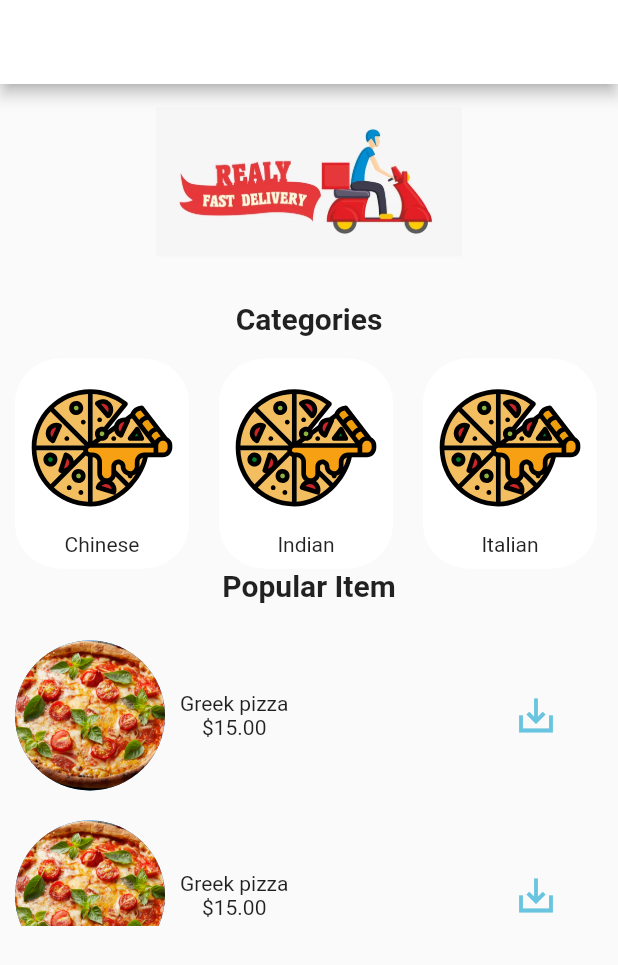
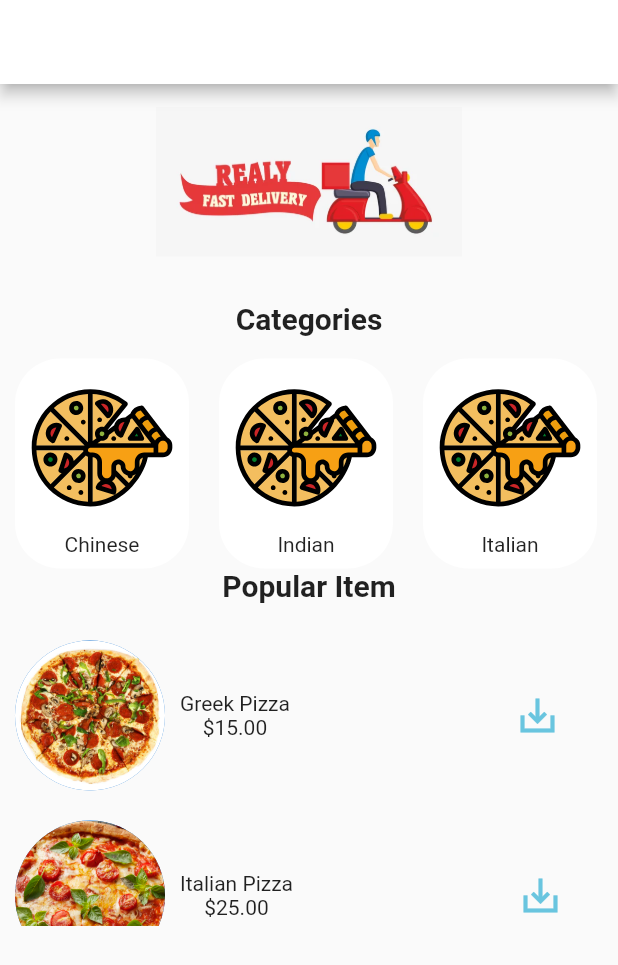
Before and after one commit to karenchehade/food-delivery, a Flutter app: the screen it shows after launch, on a phone screen of 412 x 824 dp. Shown: the top 965 px of the screen. Run offline on Flutter 3.47's test engine with Material 2 defaults, Android fonts, the phone set to English and light mode, and no system bars; our stand-ins replace flutter_svg, get.

Commit message:
second page done

```diff
--- a/lib/home-page.dart
+++ b/lib/home-page.dart
@@ -8,8 +8,40 @@ class MyHomePage extends StatelessWidget {
   Widget build(BuildContext context) {
     double width = MediaQuery.of(context).size.width;
     List categories = ['Chinese', 'Indian', 'Italian', 'American'];
-    // bool pressAttention = true;
-    // var clickedIndex = -1;
+    var popItems = [
+      {
+        "name": "Greek Pizza",
+        "price": "\$15.00",
+        "rating": "4.7",
+        "calories": "229",
+        "duration": "30",
+        "img": "assets/images/img5.jpg",
+      },
+      {
+        "name": "Italian Pizza",
+        "price": "\$25.00",
+        "rating": "5.00",
+        "calories": "548",
+        "duration": "45",
+        "img": "assets/images/img3.jpg",
+      },
+      {
+        "name": "Calfornia Pizza",
+        "price": "\$20.00",
+        "rating": "3.2",
+        "calories": "229",
+        "duration": "20",
+        "img": "assets/images/img5.jpg",
+      },
+      {
+        "name": "kiko's Pizza",
+        "price": "\$15.00",
+        "rating": "4.7",
+        "calories": "229",
+        "duration": "15",
+        "img": "assets/images/img3.jpg",
+      }
+    ];
     final Homecontroller = Get.put(HomeController());
 
     return Scaffold(
@@ -98,32 +130,39 @@ class MyHomePage extends StatelessWidget {
                 height: 15,
               ),
               Container(
-
                 height: 200,
                 child: ListView.builder(
                   scrollDirection: Axis.vertical,
-                  itemCount: categories.length,
+                  itemCount: popItems.length,
                   itemBuilder: (_, i) {
                     return Row(
                       children: [
                         GestureDetector(
-                          onTap: () => Get.toNamed('/detail/'),
+                          onTap: () {
+                            Get.toNamed('/detail/', arguments: {
+                              'name': popItems[i]['name'].toString(),
+                              'price': popItems[i]['price'].toString(),
+                              'rating': popItems[i]['rating'].toString(),
+                              'calories': popItems[i]['calories'].toString(),
+                              'duration': popItems[i]['duration'].toString(),
+                              'img': popItems[i]['img'].toString(),
+                            });
+                          },
                           child: Container(
-
                             width: 100,
                             height: 100,
                             margin: const EdgeInsets.all(10),
-                            child: const CircleAvatar(
+                            child: CircleAvatar(
                                 radius: 40,
                                 backgroundImage:
-                                    AssetImage('assets/images/img3.jpg')),
+                                    AssetImage(popItems[i]['img'].toString())),
                           ),
                         ),
                         // const SizedBox(width: 10,),
                         Column(
-                          children: const [
-                            Text('Greek pizza'),
-                            Text('\$15.00'),
+                          children:[
+                            Text(popItems[i]['name'].toString()),
+                            Text( popItems[i]['price'].toString()),
                           ],
                         ),
                         const SizedBox(
```
Also changed, not shown: lib/detail-controller.dart (added, +28 -0 lines), lib/detail-page.dart (+26 -15 lines), assets/images/img1.jpg (deleted), assets/images/img2.jpg (deleted). Lines whose indentation alone changed are shown as unchanged.
